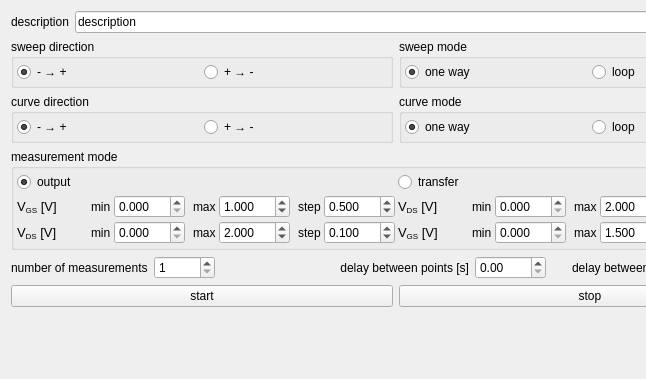
Above: experiments/transistor_output_transfer.ui from dean-nanomol/nanomol before the change; both pictures show x 0 to 646 and y 0 to 379 of the 792 by 676 pixel window. Below: the same form after it.
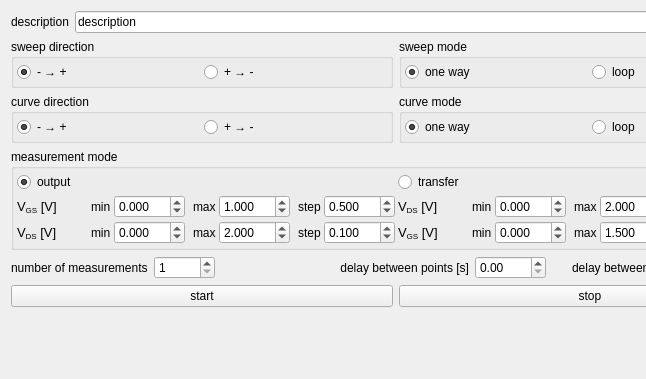
That is the form after the change.

The edit to the form file:
```diff
--- a/experiments/transistor_output_transfer.ui
+++ b/experiments/transistor_output_transfer.ui
@@ -285,6 +285,9 @@
               <property name="decimals">
                <number>3</number>
               </property>
+              <property name="minimum">
+               <double>-99.989999999999995</double>
+              </property>
              </widget>
             </item>
             <item>
@@ -397,6 +400,9 @@
               <property name="decimals">
                <number>3</number>
               </property>
+              <property name="minimum">
+               <double>-99.989999999999995</double>
+              </property>
              </widget>
             </item>
             <item>
@@ -520,6 +526,9 @@
               <property name="decimals">
                <number>3</number>
               </property>
+              <property name="minimum">
+               <double>-99.989999999999995</double>
+              </property>
               <property name="value">
                <double>0.000000000000000</double>
               </property>
@@ -632,6 +641,9 @@
               <property name="decimals">
                <number>3</number>
               </property>
+              <property name="minimum">
+               <double>-99.989999999999995</double>
+              </property>
              </widget>
             </item>
             <item>
```
Left out of the diff: 12 changed lines with no effect on the pictures.
